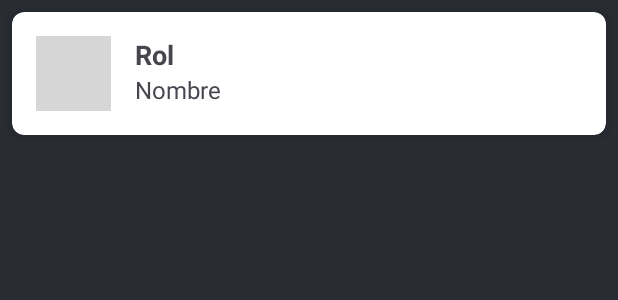
After one commit to xPint0/TFG-Android-RA, an Android app: the layout cardi_integrantes.xml on its own in the app's theme, with its tools: preview values and no code run, on a phone screen of 412 x 824 dp. The commit adds this screen. Shown: the top 300 px of the screen. Run offline under Robolectric (Android 15) with nearby library versions, the phone set to English and light mode, and no system bars; grey boxes are pictures that could not be loaded.

Commit message:
Upgraded the look and feel of the app in the members dialog and fixed the scroll to show the full info

```diff
--- /dev/null
+++ b/app/src/main/res/layout/cardi_integrantes.xml
@@ -0,0 +1,46 @@
+<?xml version="1.0" encoding="utf-8"?>
+<androidx.cardview.widget.CardView xmlns:android="http://schemas.android.com/apk/res/android"
+    xmlns:app="http://schemas.android.com/apk/res-auto"
+    xmlns:tools="http://schemas.android.com/tools"
+    android:layout_width="match_parent"
+    android:layout_height="wrap_content"
+    android:layout_margin="8dp"
+    app:cardCornerRadius="8dp"
+    app:cardElevation="4dp">
+
+    <LinearLayout
+        android:layout_width="match_parent"
+        android:layout_height="wrap_content"
+        android:orientation="horizontal"
+        android:padding="16dp">
+
+        <ImageView
+            android:id="@+id/iv_foto"
+            android:layout_width="50dp"
+            android:layout_height="50dp"
+            android:src="@drawable/vinyl2" />
+
+        <LinearLayout
+            android:layout_width="0dp"
+            android:layout_height="wrap_content"
+            android:layout_weight="1"
+            android:orientation="vertical"
+            android:paddingStart="16dp">
+
+            <TextView
+                android:id="@+id/tv_rol"
+                android:layout_width="wrap_content"
+                android:layout_height="wrap_content"
+                android:text="Rol"
+                android:textSize="18sp"
+                android:textStyle="bold" />
+
+            <TextView
+                android:id="@+id/tv_nombre"
+                android:layout_width="wrap_content"
+                android:layout_height="wrap_content"
+                android:text="Nombre"
+                android:textSize="16sp" />
+        </LinearLayout>
+    </LinearLayout>
+</androidx.cardview.widget.CardView>
--- a/app/src/main/res/layout/dialog_fragment_1.xml
+++ b/app/src/main/res/layout/dialog_fragment_1.xml
@@ -25,6 +25,7 @@
                 android:layout_marginHorizontal="8sp"
                 android:layout_marginTop="8sp"
                 android:layout_marginBottom="8sp"
+                android:paddingBottom="7sp"
                 android:text=""
                 android:textSize="30sp"
                 android:textColor="@color/purple_dark"
--- a/app/src/main/res/values/strings.xml
+++ b/app/src/main/res/values/strings.xml
@@ -18,7 +18,7 @@
         Si reconoce el QR podras acceder a informacion, tal como
         la historia del grupo, informacion abundante acerca del
         album, sus integrantes y algunas curiosidades.
-        Tambien se pulsas sobre la imagen del album podras
+        Tambien si pulsas sobre la imagen del album podras
         navegar a la pagina oficial del grupo.
 
         Gracias por utilizar nuestra App!♥🤘
```
Also changed, not shown: app/src/main/java/com/example/tfg_android_ra/DialogFragment1.kt (+4 -6 lines), app/src/main/java/com/example/tfg_android_ra/DialogFragment2.kt (+18 -24 lines), app/src/main/java/com/example/tfg_android_ra/SecondFragment.kt (+9 -18 lines), app/src/main/res/layout/dialog_fragment_2.xml (+14 -12 lines), app/src/main/res/layout/fragment_second.xml (+30 -59 lines), app/src/main/res/font/moms.ttf (added).
